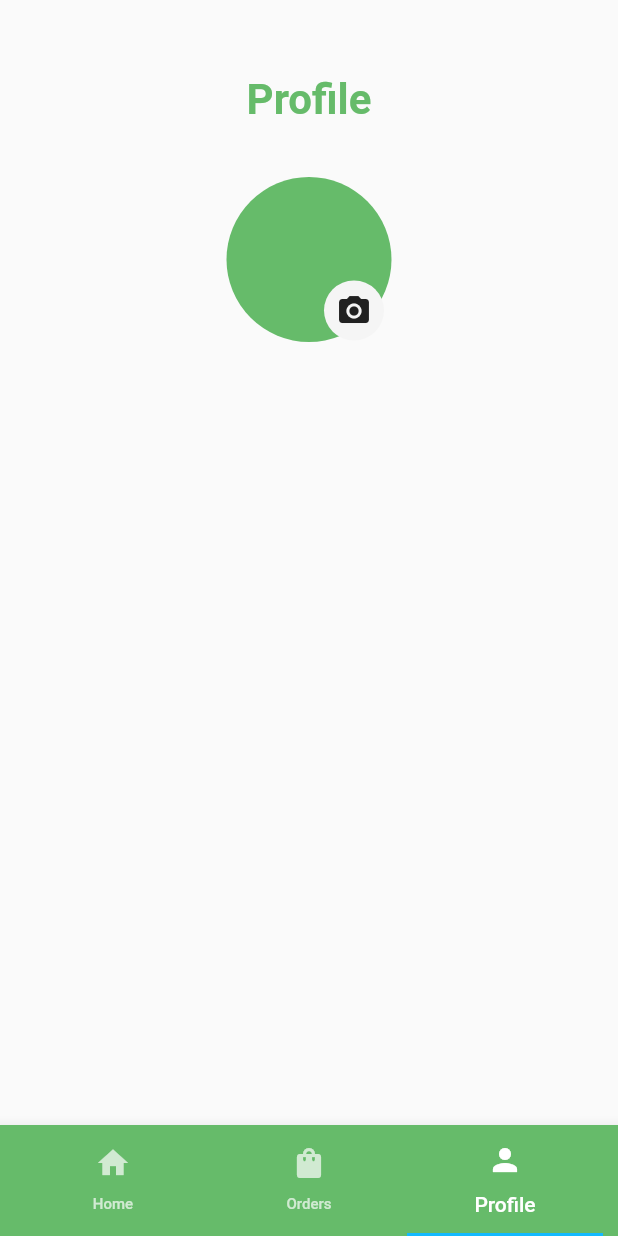
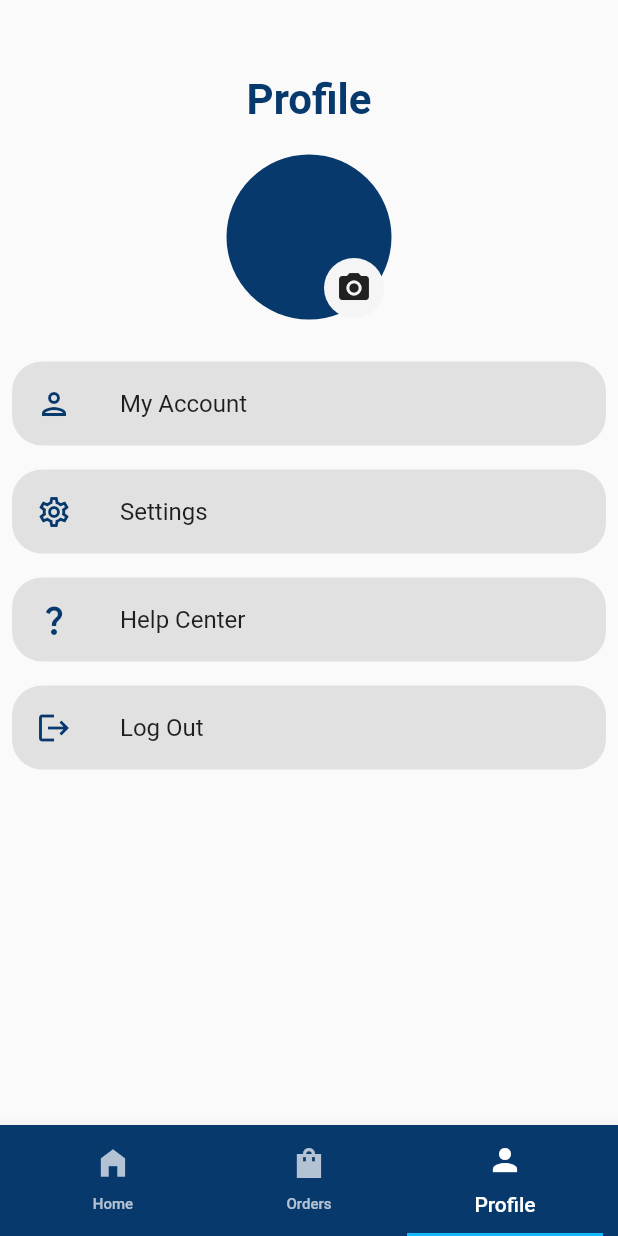
Before and after one commit to wahidap/mrdoc, a Flutter app: the screen it shows after launch, item 3 of the bottom bar chosen, after a tap on the "camera alt" icon, on a phone screen of 412 x 824 dp. Run offline on Flutter 3.47's test engine with Material 2 defaults, Android fonts, the phone set to English and light mode, and no system bars; our stand-ins replace bloc, carousel_slider, flutter_bloc; generated files the repository leaves out were written again.

Commit message:
complted profile models and tiles

```diff
--- a/lib/cart/view/cart_page.dart
+++ b/lib/cart/view/cart_page.dart
@@ -8,7 +8,6 @@ class Cart extends StatelessWidget {
     return MaterialApp(
       title: 'Shopping Cart',
       theme: ThemeData(
-        primarySwatch: Colors.lightGreen,
       ),
       home: CartPage(),
     );
--- a/lib/home/view/homepage/home_page.dart
+++ b/lib/home/view/homepage/home_page.dart
@@ -33,7 +33,7 @@ void initState() {
     return Scaffold(
 appBar:PreferredSize(
         preferredSize:Size.fromHeight(80.0) ,
-        child: AppBar(backgroundColor: Colors.green.shade400,
+        child: AppBar(backgroundColor:Color.fromRGBO(7, 57, 109,100),
 
           actions: [
             IconButton(onPressed: () {
@@ -63,14 +63,14 @@ appBar:PreferredSize(
                   decoration: InputDecoration(
 
                   // focusedBorder: OutlineInputBorder(borderRadius: BorderRadius.all()),
-                  suffixIcon:Icon(Icons.search,color: Colors.black,) ,
+                  suffixIcon:Icon(Icons.search,color: Color.fromRGBO(7, 57, 109,100),) ,
                   // prefix: Icon(Icons.search,color: Colors.white,),
 
                     hintText: '    Search for medicines',
                     border: InputBorder.none,
-                    hintStyle: TextStyle(color: Colors.black54),
+                    hintStyle: TextStyle(color: Color.fromRGBO(7, 57, 109,100),),
                   ),
-                  style: TextStyle(color: Colors.black12),
+                  style: TextStyle(color: Color.fromRGBO(7, 57, 109,100),),
                        ),
                ),
              ],
@@ -110,7 +110,7 @@ appBar:PreferredSize(
                   Container(
                     width: 200,
                     height: 200,
-                    color: Colors.green.shade400,
+                    color: Color.fromRGBO(7, 57, 109,100),
                     child: ProductCard(),
 
                   ),
@@ -118,7 +118,7 @@ appBar:PreferredSize(
               ),
               Container(
                 height: 200,
-                color: Colors.black,
+                color: Color.fromRGBO(7, 57, 109,100),
               ),
             ],
           ),
--- a/lib/home/view/launching_page.dart
+++ b/lib/home/view/launching_page.dart
@@ -2,8 +2,8 @@ import 'package:carousel_slider/carousel_slider.dart';
 import 'package:flutter/material.dart';
 import 'package:mrdoc/cart/view/cart_page.dart';
 import 'package:mrdoc/home/home_page.dart';
-import 'package:mrdoc/home/view/orderpage/order_page.dart';
-import 'package:mrdoc/home/view/profilepage/profile_page.dart';
+import 'package:mrdoc/pages/order/orderpage/view/order_page.dart';
+import 'package:mrdoc/pages/profile/profilepage/view/profile_page.dart';
 import 'package:mrdoc/products/product_card/view/product_card.dart';
 import 'package:mrdoc/widgets/view/carousel.dart';
 
@@ -86,7 +86,7 @@ void initState() {
 
       // ),
         bottomNavigationBar: BottomAppBar(
-          color: Colors.green.shade400,
+          color: Color.fromRGBO(7, 57, 109,100),
           child: TabBar(
             padding: EdgeInsets.symmetric(horizontal: 10),
           controller: _tabController,
@@ -96,15 +96,15 @@ void initState() {
             tabs: [
             Tab(
 
-              icon: Icon(Icons.home),
+              icon: Icon(Icons.home_filled),
               text: 'Home',
             ),
             Tab(
-              icon: Icon(Icons.shopping_bag),
+              icon: Icon(Icons.shopping_bag_sharp),
               text: 'Orders',
             ),
             Tab(
-              icon: Icon(Icons.person),
+              icon: Icon(Icons.person_sharp),
               text: 'Profile',
             )
           ]),
--- a/lib/home/view/profilepage/modles/profile_model.dart
+++ /dev/null
@@ -1,29 +0,0 @@
-// To parse this JSON data, do
-//
-//     final profile = profileFromJson(jsonString);
-
-import 'dart:convert';
-
-Profile profileFromJson(String str) => Profile.fromJson(json.decode(str));
-
-String profileToJson(Profile data) => json.encode(data.toJson());
-
-class Profile {
-    String title;
-    String icon;
-
-    Profile({
-        required this.title,
-        required this.icon,
-    });
-
-    factory Profile.fromJson(Map<String, dynamic> json) => Profile(
-        title: json["title"],
-        icon: json["icon"],
-    );
-
-    Map<String, dynamic> toJson() => {
-        "title": title,
-        "icon": icon,
-    };
-}
--- a/lib/home/view/profilepage/profile_page.dart
+++ /dev/null
@@ -1,65 +0,0 @@
-import 'package:flutter/material.dart';
-
-class ProfilePage extends StatefulWidget {
-  const ProfilePage({super.key});
-
-  @override
-  State<ProfilePage> createState() => _ProfilePageState();
-}
-
-class _ProfilePageState extends State<ProfilePage> {
-  @override
-  Widget build(BuildContext context) {
-    return Scaffold(
-      // appBar: AppBar(
-      //   title: Center(child: Text('Profile')),
-
-      // ),
-      body: Center(
-        child: Column(
-          children: [
-            SizedBox(
-              height: 50,
-            ),
-            Text(
-              'Profile',
-              style: TextStyle(
-                  fontSize: 28,
-                  fontWeight: FontWeight.bold,
-                  color: Colors.green.shade400),
-            ),
-
-             SizedBox(
-              height: 35,
-            ),
-             Stack(
-                children: [
-                 CircleAvatar(
-                  radius: 55,
-                  backgroundColor: Colors.green.shade400,
-                 ),
-                 Positioned(
-                  right: 5,
-                  bottom: 1,
-                  child: CircleAvatar(
-                    backgroundColor: Colors.grey.shade100,
-                    radius: 20,
-                    child: IconButton(onPressed: () {
-
-                    }, icon: Icon(Icons.camera_alt,color: Colors.grey.shade900,))))
-                ],
-               ),
-               SizedBox(
-                height: 20,
-
-               ),
-
-
-          ],
-
-        ),
-
-      ),
-    );
-  }
-}
--- a/lib/home/view/profilepage/tile/profile_tile.dart
+++ /dev/null
@@ -1,12 +0,0 @@
-import 'package:flutter/material.dart';
-
-class ProfileTile extends StatelessWidget {
-  const ProfileTile({super.key});
-
-  @override
-  Widget build(BuildContext context) {
-    return ListTile(
-
-    );
-  }
-}
--- /dev/null
+++ b/lib/pages/order/orderpage/order_paage.dart
@@ -0,0 +1 @@
+export 'package:flutter/material.dart';
--- /dev/null
+++ b/lib/pages/profile/modles/view/profile_model.dart
@@ -0,0 +1,25 @@
+// import 'package:flutter/material.dart';
+
+// class User {
+//     String name;
+//     Icon icon;
+
+//     User({
+//         required this.name,
+//         required this.icon,
+//     });
+
+// }
+import 'package:flutter/material.dart';
+
+class User {
+   String name;
+   Icon icon;
+  VoidCallback onTapAction;
+
+  User({
+    required this.name,
+    required this.icon,
+    required this.onTapAction,
+  });
+}
--- /dev/null
+++ b/lib/pages/profile/profilepage/profile_page.dart
@@ -0,0 +1 @@
+export 'view/profile_page.dart';
--- /dev/null
+++ b/lib/pages/profile/profilepage/view/profile_page.dart
@@ -0,0 +1,179 @@
+// import 'package:flutter/material.dart';
+// import 'package:mrdoc/pages/profile/modles/view/profile_model.dart';
+// import 'package:mrdoc/pages/profile/tile/profile_tile.dart';
+
+// class ProfilePage extends StatelessWidget {
+//    ProfilePage({super.key});
+//        List<User> profileList=[
+
+// User(name: 'my account', icon:Icon(Icons.person) ),
+// User(name: 'my account', icon:Icon(Icons.person) ),
+// User(name: 'my account', icon:Icon(Icons.person) ),
+// User(name: 'my account', icon:Icon(Icons.person) ),
+//   ];
+
+//   @override
+//   Widget build(BuildContext context) {
+//     return Scaffold(
+//       // appBar: AppBar(
+//       //   title: Center(child: Text('Profile')),
+
+//       // ),
+//       // body: Center(
+//       //   child: Column(
+//       //     children: [
+//       //       SizedBox(
+//       //         height: 50,
+//       //       ),
+//       //       Text(
+//       //         'Profile',
+//       //         style: TextStyle(
+//       //             fontSize: 28,
+//       //             fontWeight: FontWeight.bold,
+//       //             color: Colors.green.shade400),
+//       //       ),
+
+//       //        SizedBox(
+//       //         height: 35,
+//       //       ),
+//       //        Stack(
+//       //           children: [
+//       //            CircleAvatar(
+//       //             radius: 55,
+//       //             backgroundcolor: Color.fromRGBO(7, 57, 109,100),
+//       //            ),
+//       //            Positioned(
+//       //             right: 5,
+//       //             bottom: 1,
+//       //             child: CircleAvatar(
+//       //               backgroundColor: Colors.grey.shade100,
+//       //               radius: 20,
+//       //               child: IconButton(onPressed: () {
+
+//       //               }, icon: Icon(Icons.camera_alt,color: Colors.grey.shade900,))))
+//       //           ],
+//       //          ),
+//       //          SizedBox(
+//       //           height: 20,
+
+//       //          ),
+
+//       //          ListView.builder(
+//       //           itemCount:profileList.length ,
+//       //           itemBuilder: (context, index) {
+//       //            return ProfileTile(userdata: profileList[index],);
+//       //          },)
+
+//       //     ],
+
+//       //   ),
+
+//       // ),
+
+//       body:    ListView.builder(
+//                 itemCount:profileList.length ,
+//                 itemBuilder: (context, index) {
+//                  return ProfileTile(userdata: profileList[index],);
+//                },),
+//     );
+
+//   }
+// }
+
+import 'package:flutter/material.dart';
+import 'package:mrdoc/pages/profile/modles/view/profile_model.dart';
+
+import 'package:mrdoc/pages/profile/tile/profile_tile.dart';
+
+class ProfilePage extends StatelessWidget {
+  ProfilePage({super.key});
+
+  List<User> profileList = [
+    User(
+      name: 'My Account',
+      icon: Icon(
+        Icons.person_outlined,
+        color: Color.fromRGBO(7, 57, 109, 100),
+      ),
+      onTapAction: () {},
+    ),
+    User(
+      name: 'Settings',
+      icon: Icon(
+        Icons.settings_outlined,
+        color: Color.fromRGBO(7, 57, 109, 100),
+      ),
+      onTapAction: () {},
+    ),
+    User(
+      name: 'Help Center',
+      icon: Icon(
+        Icons.question_mark_outlined,
+        color: Color.fromRGBO(7, 57, 109, 100),
+      ),
+      onTapAction: () {},
+    ),
+    User(
+      name: 'Log Out',
+      icon: Icon(
+        Icons.logout,
+        color: Color.fromRGBO(7, 57, 109, 100),
+      ),
+      onTapAction: () {},
+    ),
+  ];
+
+  @override
+  Widget build(BuildContext context) {
+    return Scaffold(
+      // appBar: AppBar(
+      //   title: Text('Profile'),
+      //   centerTitle: true,
+      // ),
+      body: Column(
+        crossAxisAlignment: CrossAxisAlignment.center,
+        children: [
+          SizedBox(height: 50),
+          Text(
+            'Profile',
+            style: TextStyle(
+              fontSize: 28,
+              fontWeight: FontWeight.bold,
+              color: Color.fromRGBO(7, 57, 109, 100),
+            ),
+          ),
+          SizedBox(height: 20),
+          Stack(
+            children: [
+              CircleAvatar(
+                radius: 55,
+                backgroundColor: Color.fromRGBO(7, 57, 109, 100),
+              ),
+              Positioned(
+                  right: 5,
+                  bottom: 1,
+                  child: CircleAvatar(
+                      backgroundColor: Colors.grey.shade100,
+                      radius: 20,
+                      child: IconButton(
+                          onPressed: () {},
+                          icon: Icon(
+                            Icons.camera_alt,
+                            color: Colors.grey.shade900,
+                          ))))
+            ],
+          ),
+          SizedBox(height: 20),
+          Expanded(
+            child: ListView.builder(
+              itemCount: profileList.length,
+              itemBuilder: (context, index) {
+                return ProfileTile(userdata: profileList[index]);
+              },
+            ),
+          ),
+        ],
+      ),
+    );
+  }
+}
--- /dev/null
+++ b/lib/pages/profile/tile/profile_tile.dart
@@ -0,0 +1 @@
+export 'view/profile_tile.dart';
--- /dev/null
+++ b/lib/pages/profile/tile/view/profile_tile.dart
@@ -0,0 +1,61 @@
+// import 'package:flutter/material.dart';
+// import 'package:mrdoc/pages/profile/modles/view/profile_model.dart';
+
+
+
+
+// class ProfileTile extends StatelessWidget {
+//   ProfileTile({super.key,required this.userdata});
+//   User userdata;
+
+
+
+
+
+
+//   @override
+//   Widget build(BuildContext context) {
+//     return ListTile(
+//       title: Text(userdata.name),
+//       leading: userdata.icon,
+
+
+
+//     );
+//   }
+// }
+
+
+
+import 'package:flutter/material.dart';
+import 'package:mrdoc/pages/profile/modles/view/profile_model.dart';
+
+class ProfileTile extends StatelessWidget {
+  final User userdata;
+
+  ProfileTile({Key? key, required this.userdata}) : super(key: key);
+
+  @override
+  Widget build(BuildContext context) {
+    return Padding(
+      padding: const EdgeInsets.all(8.0),
+      child: Container(
+        decoration: BoxDecoration(
+        color: Color.fromRGBO(1,1,1, 0.1),
+          borderRadius: BorderRadius.circular(20), // Set the border radius
+        ),
+        child:
+        ListTile(
+          onTap: () {
+
+          },
+        title: Text(userdata.name),
+        leading: userdata.icon,
+
+
+
+      )
+      ),
+    );
+  }
+}
--- a/lib/splashscreen/view/splashscreen.dart
+++ b/lib/splashscreen/view/splashscreen.dart
@@ -37,7 +37,7 @@ class _SplashScreenState extends State<SplashScreen> {
   Widget build(BuildContext context) {
     return Scaffold(
       body:Center(
-        child: Image.asset('assets/images/logo0.png',)
+        child: Image.asset('assets/images/logo mrdoc.png',)
       ),
     );
   }
```
Also changed, not shown: assets/images/logo mrdoc.png (added), lib/pages/order/orderpage/view/order_page.dart (renamed from lib/home/view/orderpage/order_page.dart).
